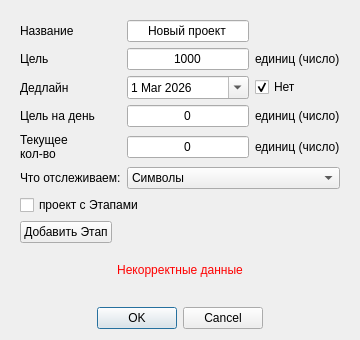
Old version of the form UI template/create_project.ui in the repository nevskyforever/nfprogress.
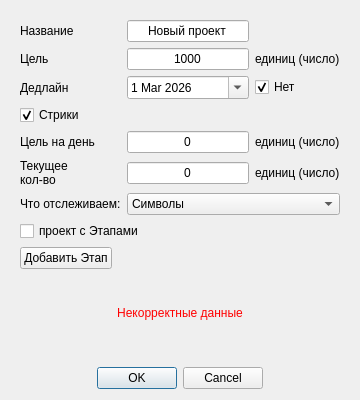
New version of the form.

What changed in the file:
```diff
--- a/UI template/create_project.ui
+++ b/UI template/create_project.ui
@@ -7,7 +7,7 @@
     <x>0</x>
     <y>0</y>
     <width>360</width>
-    <height>340</height>
+    <height>400</height>
    </rect>
   </property>
   <property name="sizePolicy">
@@ -19,7 +19,7 @@
   <property name="minimumSize">
    <size>
     <width>360</width>
-    <height>340</height>
+    <height>400</height>
    </size>
   </property>
   <property name="maximumSize">
@@ -52,6 +52,23 @@
       </size>
      </property>
      <layout class="QGridLayout" name="gridLayout">
+      <item row="1" column="2">
+       <widget class="QLabel" name="label_6">
+        <property name="text">
+         <string>единиц (число)</string>
+        </property>
+       </widget>
+      </item>
+      <item row="6" column="0">
+       <widget class="QLabel" name="label_7">
+        <property name="text">
+         <string>Что отслеживаем:</string>
+        </property>
+        <property name="wordWrap">
+         <bool>true</bool>
+        </property>
+       </widget>
+      </item>
       <item row="1" column="0">
        <widget class="QLabel" name="label_2">
         <property name="text">
@@ -69,35 +86,16 @@
         </property>
        </widget>
       </item>
-      <item row="1" column="2">
-       <widget class="QLabel" name="label_6">
-        <property name="text">
-         <string>единиц (число)</string>
+      <item row="9" column="0" colspan="2">
+       <widget class="QPushButton" name="add_Stage">
+        <property name="sizePolicy">
+         <sizepolicy hsizetype="Fixed" vsizetype="Fixed">
+          <horstretch>0</horstretch>
+          <verstretch>0</verstretch>
+         </sizepolicy>
         </property>
-       </widget>
-      </item>
-      <item row="3" column="2">
-       <widget class="QLabel" name="label_9">
         <property name="text">
-         <string>единиц (число)</string>
-        </property>
-       </widget>
-      </item>
-      <item row="8" column="0" colspan="3">
-       <widget class="QLabel" name="incorrect_data">
-        <property name="enabled">
-         <bool>true</bool>
-        </property>
-        <property name="styleSheet">
-         <string notr="true">QLabel {
-    color: rgb(255, 0, 0);
-}</string>
-        </property>
-        <property name="text">
-         <string>&lt;html&gt;&lt;head/&gt;&lt;body&gt;&lt;p align=&quot;center&quot;&gt;Некорректные данные&lt;/p&gt;&lt;/body&gt;&lt;/html&gt;</string>
-        </property>
-        <property name="alignment">
-         <set>Qt::AlignmentFlag::AlignCenter</set>
+         <string>Добавить Этап</string>
         </property>
        </widget>
       </item>
@@ -124,37 +122,27 @@
         </property>
        </widget>
       </item>
-      <item row="5" column="1" colspan="2">
-       <widget class="QComboBox" name="cb_unit">
-        <property name="minimumSize">
-         <size>
-          <width>0</width>
-          <height>0</height>
-         </size>
+      <item row="4" column="1">
+       <widget class="QLineEdit" name="le_personal_goal_for_the_day">
+        <property name="text">
+         <string>0</string>
         </property>
-        <item>
-         <property name="text">
-          <string>Символы</string>
-         </property>
-        </item>
-        <item>
-         <property name="text">
-          <string>Листы А4</string>
-         </property>
-        </item>
-        <item>
-         <property name="text">
-          <string>Авторские листы</string>
-         </property>
-        </item>
-        <item>
-         <property name="text">
-          <string>Страницы Фикбука</string>
-         </property>
-        </item>
+        <property name="alignment">
+         <set>Qt::AlignmentFlag::AlignCenter</set>
+        </property>
        </widget>
       </item>
-      <item row="4" column="0">
+      <item row="1" column="1">
+       <widget class="QLineEdit" name="le_goal">
+        <property name="text">
+         <string notr="true">1000</string>
+        </property>
+        <property name="alignment">
+         <set>Qt::AlignmentFlag::AlignCenter</set>
+        </property>
+       </widget>
+      </item>
+      <item row="5" column="0">
        <widget class="QLabel" name="label_4">
         <property name="text">
          <string>&lt;html&gt;&lt;head/&gt;&lt;body&gt;&lt;p&gt;Текущее&lt;br/&gt;кол-во&lt;/p&gt;&lt;/body&gt;&lt;/html&gt;</string>
@@ -170,52 +158,47 @@
         </property>
        </widget>
       </item>
-      <item row="4" column="1">
-       <widget class="QLineEdit" name="le_total_symbols">
-        <property name="text">
-         <string>0</string>
-        </property>
-        <property name="alignment">
-         <set>Qt::AlignmentFlag::AlignCenter</set>
-        </property>
-       </widget>
-      </item>
-      <item row="4" column="2">
-       <widget class="QLabel" name="label_5">
-        <property name="text">
-         <string>единиц (число)</string>
-        </property>
-       </widget>
-      </item>
-      <item row="3" column="0">
+      <item row="4" column="0">
        <widget class="QLabel" name="label_8">
         <property name="text">
          <string>Цель на день</string>
         </property>
        </widget>
       </item>
-      <item row="1" column="1">
-       <widget class="QLineEdit" name="le_goal">
+      <item row="4" column="2">
+       <widget class="QLabel" name="label_9">
         <property name="text">
-         <string notr="true">1000</string>
+         <string>единиц (число)</string>
+        </property>
+       </widget>
+      </item>
+      <item row="8" column="0" colspan="2">
+       <widget class="QCheckBox" name="enable_Stages">
+        <property name="text">
+         <string>проект с Этапами</string>
+        </property>
+       </widget>
+      </item>
+      <item row="10" column="0" colspan="3">
+       <widget class="QLabel" name="incorrect_data">
+        <property name="enabled">
+         <bool>true</bool>
+        </property>
+        <property name="styleSheet">
+         <string notr="true">QLabel {
+    color: rgb(255, 0, 0);
+}</string>
+        </property>
+        <property name="text">
+         <string>&lt;html&gt;&lt;head/&gt;&lt;body&gt;&lt;p align=&quot;center&quot;&gt;Некорректные данные&lt;/p&gt;&lt;/body&gt;&lt;/html&gt;</string>
         </property>
         <property name="alignment">
          <set>Qt::AlignmentFlag::AlignCenter</set>
         </property>
        </widget>
       </item>
-      <item row="5" column="0">
-       <widget class="QLabel" name="label_7">
-        <property name="text">
-         <string>Что отслеживаем:</string>
-        </property>
-        <property name="wordWrap">
-         <bool>true</bool>
-        </property>
-       </widget>
-      </item>
-      <item row="3" column="1">
-       <widget class="QLineEdit" name="le_personal_goal_for_the_day">
+      <item row="5" column="1">
+       <widget class="QLineEdit" name="le_total_symbols">
         <property name="text">
          <string>0</string>
         </property>
@@ -231,6 +214,43 @@
         </property>
        </widget>
       </item>
+      <item row="6" column="1" colspan="2">
+       <widget class="QComboBox" name="cb_unit">
+        <property name="minimumSize">
+         <size>
+          <width>0</width>
+          <height>0</height>
+         </size>
+        </property>
+        <item>
+         <property name="text">
+          <string>Символы</string>
+         </property>
+        </item>
+        <item>
+         <property name="text">
+          <string>Листы А4</string>
+         </property>
+        </item>
+        <item>
+         <property name="text">
+          <string>Авторские листы</string>
+         </property>
+        </item>
+        <item>
+         <property name="text">
+          <string>Страницы Фикбука</string>
+         </property>
+        </item>
+       </widget>
+      </item>
+      <item row="5" column="2">
+       <widget class="QLabel" name="label_5">
+        <property name="text">
+         <string>единиц (число)</string>
+        </property>
+       </widget>
+      </item>
       <item row="2" column="1">
        <widget class="QDateEdit" name="de_deadline">
         <property name="enabled">
@@ -265,23 +285,13 @@
         </property>
        </widget>
       </item>
-      <item row="6" column="0" colspan="2">
-       <widget class="QCheckBox" name="enable_Stages">
+      <item row="3" column="0">
+       <widget class="QCheckBox" name="streak_checkBox">
         <property name="text">
-         <string>проект с Этапами</string>
+         <string>Стрики</string>
         </property>
-       </widget>
-      </item>
-      <item row="7" column="0" colspan="2">
-       <widget class="QPushButton" name="add_Stage">
-        <property name="sizePolicy">
-         <sizepolicy hsizetype="Fixed" vsizetype="Fixed">
-          <horstretch>0</horstretch>
-          <verstretch>0</verstretch>
-         </sizepolicy>
-        </property>
-        <property name="text">
-         <string>Добавить Этап</string>
+        <property name="checked">
+         <bool>true</bool>
         </property>
        </widget>
       </item>
```
Left out of the diff: 2 changed lines with no effect on the pictures.
